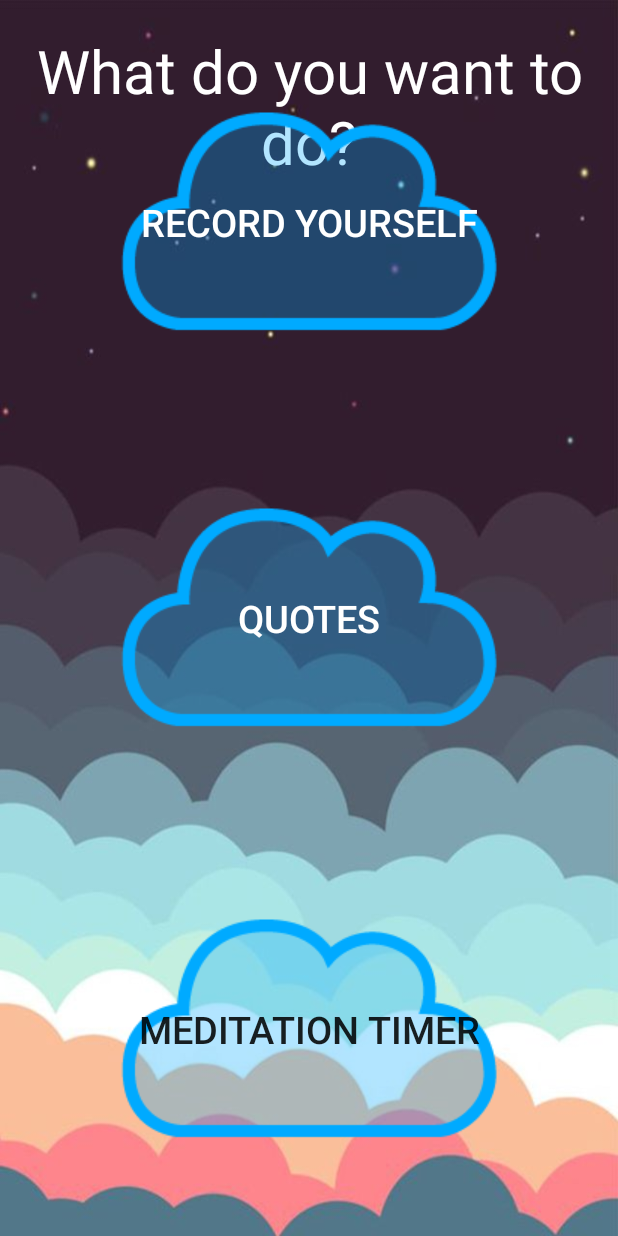
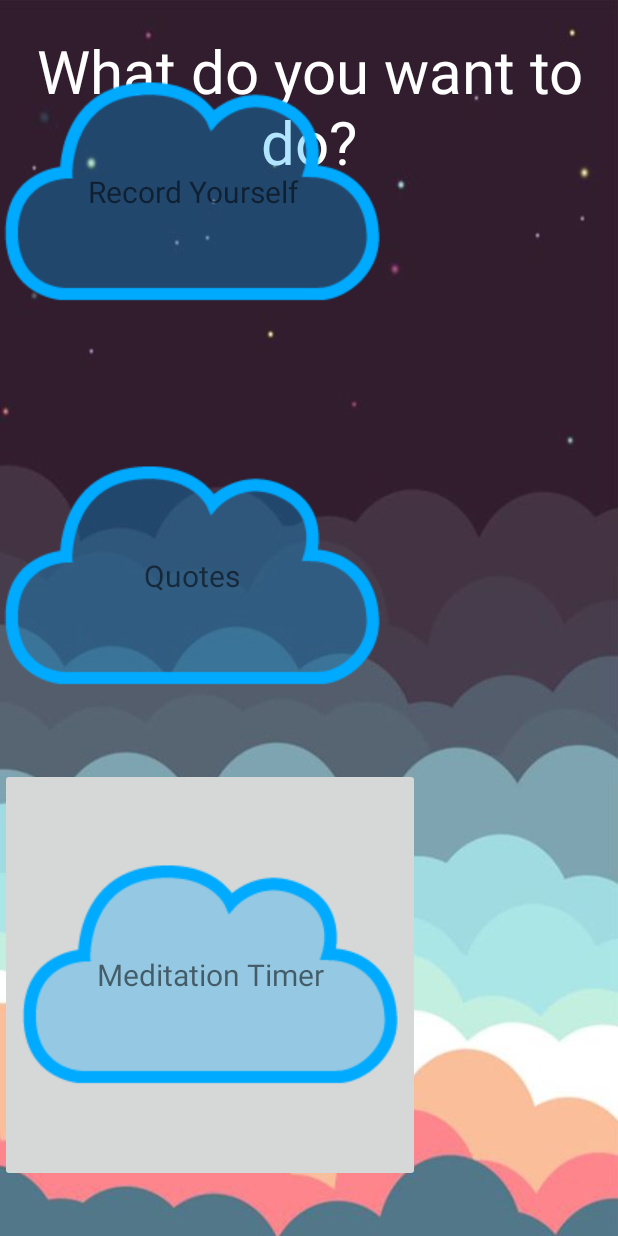
Before and after one commit to paulan94/mindfulnessproject, an Android app: the layout fragment_choose_options.xml on its own in the app's theme, with its tools: preview values and no code run, on a phone screen of 412 x 824 dp. Run offline under Robolectric (Android 15) with nearby library versions, the phone set to English and light mode, and no system bars; Roboto replaces fonts that are not available here.

Commit message:
Changed Buttons on options menu to ImageViews because the background was not working correctly.

```diff
--- a/app/src/main/res/layout/fragment_choose_options.xml
+++ b/app/src/main/res/layout/fragment_choose_options.xml
@@ -17,37 +17,73 @@
         android:textColor="#ffffff"
         android:layout_marginTop="20dp"/>
 
-    <Button
+    <RelativeLayout
+        android:layout_width="match_parent"
+        android:layout_height="match_parent"
+        android:layout_gravity="center_horizontal">
+
+        <ImageButton
             android:id="@+id/camera_button"
             android:layout_width="wrap_content"
             android:layout_height="wrap_content"
-        android:background="@drawable/cloud_button"
+            android:background="@drawable/cloud_button"/>
+
+        <TextView
+            android:id="@+id/camera_button_textview"
+            android:layout_width="wrap_content"
+            android:layout_height="wrap_content"
             android:text="@string/camera_button_text"
-        android:textColor="@color/white"
-        android:textSize="25sp"
-        android:layout_margin="20dp"
-        android:layout_gravity="center_horizontal"/>
+            android:textSize="20sp"
+            android:layout_alignLeft="@+id/camera_button"
+            android:layout_alignTop="@+id/camera_button"
+            android:layout_alignRight="@+id/camera_button"
+            android:layout_alignBottom="@+id/camera_button"
+            android:layout_margin="1dp"
+            android:gravity="center"/>
 
-    <Button
+        <ImageButton
             android:id="@+id/quote_button"
             android:layout_width="wrap_content"
             android:layout_height="wrap_content"
             android:background="@drawable/cloud_button"
+            android:layout_below="@id/camera_button" />
+
+        <TextView
+            android:id="@+id/quote_button_textview"
+            android:layout_width="wrap_content"
+            android:layout_height="wrap_content"
             android:text="@string/quotes_button_text"
-        android:textColor="@color/white"
-        android:textSize="25sp"
-        android:layout_margin="10dp"
-        android:layout_gravity="center|center_horizontal"/>
+            android:textSize="20sp"
+            android:layout_alignLeft="@+id/quote_button"
+            android:layout_alignTop="@+id/quote_button"
+            android:layout_alignRight="@+id/quote_button"
+            android:layout_alignBottom="@+id/quote_button"
+            android:layout_margin="1dp"
+            android:gravity="center"/>
 
-    <Button
+        <ImageButton
             android:id="@+id/meditation_button"
             android:layout_width="wrap_content"
             android:layout_height="wrap_content"
-        android:background="@drawable/cloud_button"
+            android:src="@drawable/cloud_button"
+            android:layout_below="@id/quote_button" />
+
+        <TextView
+            android:id="@+id/meditation_button_textview"
+            android:layout_width="wrap_content"
+            android:layout_height="wrap_content"
             android:text="@string/meditation_button_text"
-        android:textSize="25sp"
-        android:layout_margin="10dp"
-        android:layout_gravity="center|bottom"/>
+            android:textSize="20sp"
+            android:layout_alignLeft="@+id/meditation_button"
+            android:layout_alignTop="@+id/meditation_button"
+            android:layout_alignRight="@+id/meditation_button"
+            android:layout_alignBottom="@+id/meditation_button"
+            android:layout_margin="1dp"
+            android:gravity="center"/>
+
+    </RelativeLayout>
+
+
 
 
 
--- a/app/src/main/res/values/strings.xml
+++ b/app/src/main/res/values/strings.xml
@@ -20,6 +20,8 @@
 
     <!--changed all lowercase b's to capital to match capture it font-->
     <string-array name="quote_list">
+        <item>The scariest thing is setting your goals too low and meeting them.
+        -Georges Saint Pierre</item>
         <item>It\'s good to have places of comfort so we can go into those places to help us unwind and recharge.</item>
         <item>The Best way to Become a Billionaire is to help a Billion people.</item>
         <item>The fishermen know that the sea is dangerous and the storm terriBle, But they have never found these dangers sufficient reason for remaining ashore.</item>
```
Also changed, not shown: app/src/main/java/com/example/paul/mindfulnessprojectquotespictures/CameraFragment.java (+43 -2 lines), app/src/main/java/com/example/paul/mindfulnessprojectquotespictures/CameraView.java (added, +69 -0 lines), app/src/main/java/com/example/paul/mindfulnessprojectquotespictures/ChooseOptionsFragment.java (+16 -8 lines), app/src/main/res/layout/fragment_camera.xml (+55 -1 lines). Lines whose indentation alone changed are shown as unchanged.
